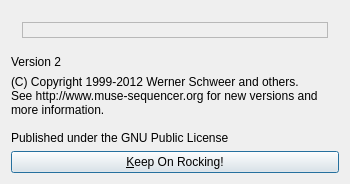
emrum/muse, file muse2/muse/widgets/aboutbox.ui: the form before one commit.
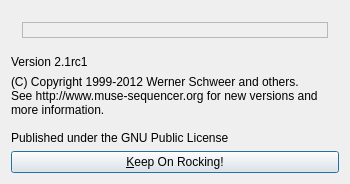
The form after the commit.

```diff
--- a/muse2/muse/widgets/aboutbox.ui
+++ b/muse2/muse/widgets/aboutbox.ui
@@ -48,7 +48,7 @@
    <item>
     <widget class="QLabel" name="versionLabel">
      <property name="text">
-      <string>Version 2</string>
+      <string>Version 2.1rc1</string>
      </property>
      <property name="wordWrap">
       <bool>false</bool>
```
